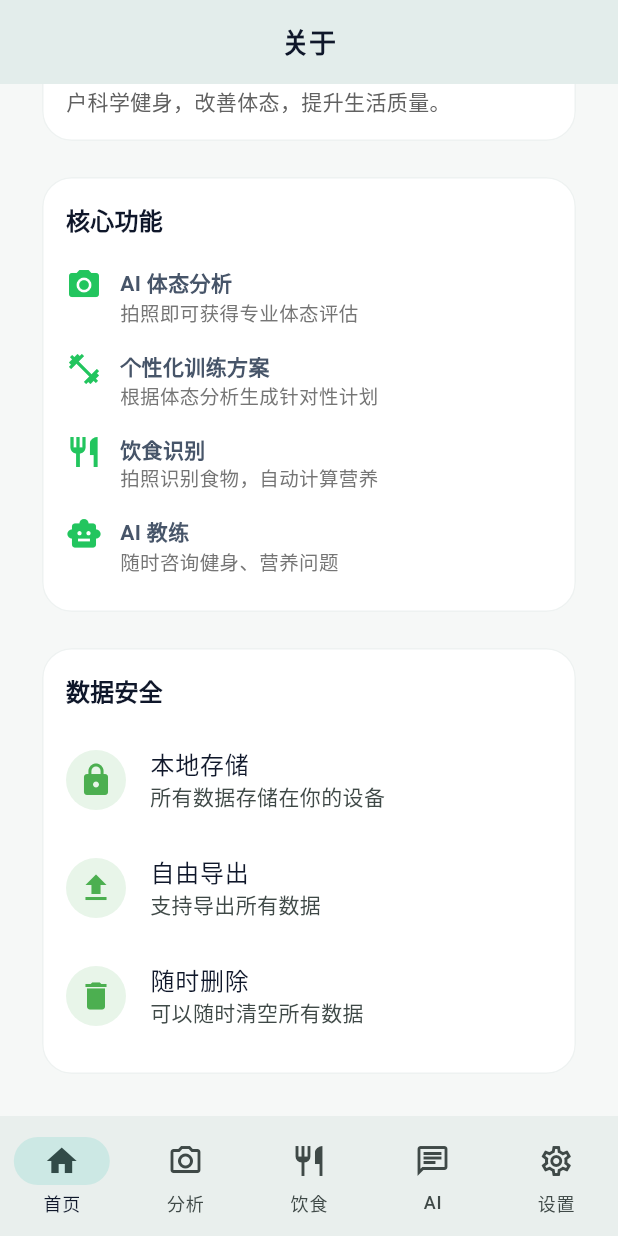
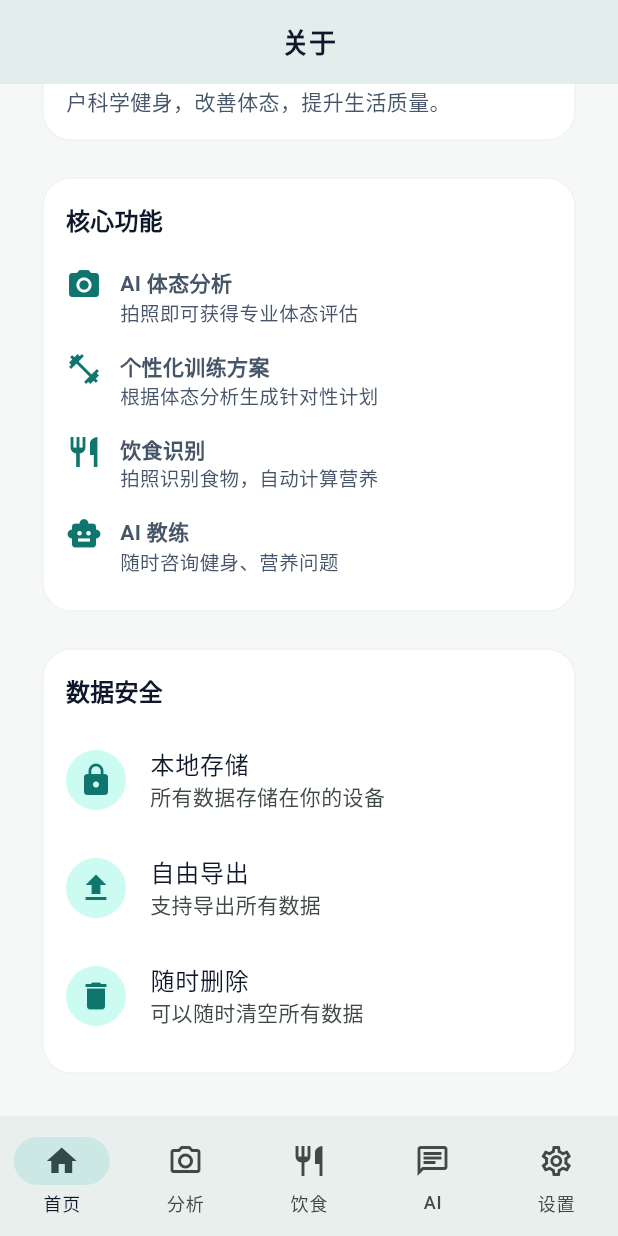
Before and after one commit to Miasakiii/KBjiaolian, a Flutter app: the AboutScreen screen opened by its route, scrolled down 434 dp, on a phone screen of 412 x 824 dp. Run offline on Flutter 3.47's test engine with Material 3 defaults, Android fonts, the phone set to English and light mode, and no system bars; our stand-ins replace go_router, image_picker, share_plus, shared_preferences; accounts and stored records are empty.

Commit message:
feat(flutter): history/goal/about screen token 化

```diff
--- a/mobile/lib/screens/about_screen.dart
+++ b/mobile/lib/screens/about_screen.dart
@@ -1,4 +1,5 @@
 import 'package:flutter/material.dart';
+import '../theme/kb_colors.dart';
 
 class AboutScreen extends StatelessWidget {
   const AboutScreen({super.key});
@@ -18,13 +19,11 @@ class AboutScreen extends StatelessWidget {
               width: 100,
               height: 100,
               decoration: BoxDecoration(
-                gradient: const LinearGradient(
-                  colors: [Color(0xFF16a34a), Color(0xFF15803d)],
-                ),
+                color: KbColors.brand,
                 borderRadius: BorderRadius.circular(24),
                 boxShadow: [
                   BoxShadow(
-                    color: const Color(0xFF16a34a).withValues(alpha: 0.3),
+                    color: KbColors.brand.withValues(alpha: 0.16),
                     blurRadius: 20,
                     offset: const Offset(0, 8),
                   ),
@@ -38,21 +37,21 @@ class AboutScreen extends StatelessWidget {
             Text(
               'KB教练',
               style: Theme.of(context).textTheme.headlineMedium?.copyWith(
-                fontWeight: FontWeight.bold,
-                color: const Color(0xFF166534),
+                fontWeight: FontWeight.w600,
+                color: KbColors.brand,
               ),
             ),
             const SizedBox(height: 8),
             Text(
               'AI 驱动的健身康复师',
               style: Theme.of(context).textTheme.titleMedium?.copyWith(
-                color: Colors.green.shade600,
+                color: KbColors.brand600,
               ),
             ),
             const SizedBox(height: 8),
-            Text(
+            const Text(
               '版本 1.0.0',
-              style: TextStyle(color: Colors.grey.shade500),
+              style: TextStyle(color: KbColors.text3),
             ),
             const SizedBox(height: 32),
 
@@ -66,22 +65,22 @@ class AboutScreen extends StatelessWidget {
                     Text(
                       '产品介绍',
                       style: Theme.of(context).textTheme.titleMedium?.copyWith(
-                        fontWeight: FontWeight.bold,
+                        fontWeight: FontWeight.w600,
                       ),
                     ),
                     const SizedBox(height: 12),
-                    Text(
+                    const Text(
                       'KB教练是一款 AI 驱动的健身康复应用，专为久坐白领、健身新手和体态问题人群设计。',
                       style: TextStyle(
-                        color: Colors.grey.shade700,
+                        color: KbColors.text2,
                         height: 1.6,
                       ),
                     ),
                     const SizedBox(height: 8),
-                    Text(
+                    const Text(
                       '通过先进的 AI 技术，我们提供专业的体态分析、个性化训练方案、饮食指导和智能问答服务，帮助用户科学健身，改善体态，提升生活质量。',
                       style: TextStyle(
-                        color: Colors.grey.shade700,
+                        color: KbColors.text2,
                         height: 1.6,
                       ),
                     ),
@@ -101,7 +100,7 @@ class AboutScreen extends StatelessWidget {
                     Text(
                       '核心功能',
                       style: Theme.of(context).textTheme.titleMedium?.copyWith(
-                        fontWeight: FontWeight.bold,
+                        fontWeight: FontWeight.w600,
                       ),
                     ),
                     const SizedBox(height: 12),
@@ -141,7 +140,7 @@ class AboutScreen extends StatelessWidget {
                     Text(
                       '数据安全',
                       style: Theme.of(context).textTheme.titleMedium?.copyWith(
-                        fontWeight: FontWeight.bold,
+                        fontWeight: FontWeight.w600,
                       ),
                     ),
                     const SizedBox(height: 12),
@@ -189,7 +188,7 @@ class _FeatureItem extends StatelessWidget {
       child: Row(
         crossAxisAlignment: CrossAxisAlignment.start,
         children: [
-          Icon(icon, size: 24, color: const Color(0xFF22c55e)),
+          Icon(icon, size: 24, color: KbColors.brand),
           const SizedBox(width: 12),
           Expanded(
             child: Column(
@@ -201,8 +200,8 @@ class _FeatureItem extends StatelessWidget {
                 ),
                 Text(
                   description,
-                  style: TextStyle(
-                    color: Colors.grey.shade600,
+                  style: const TextStyle(
+                    color: KbColors.text2,
                     fontSize: 13,
                   ),
                 ),
@@ -230,8 +229,8 @@ class _SecurityItem extends StatelessWidget {
   Widget build(BuildContext context) {
     return ListTile(
       leading: CircleAvatar(
-        backgroundColor: Colors.green.shade50,
-        child: Icon(icon, color: Colors.green),
+        backgroundColor: KbColors.brandSoft,
+        child: Icon(icon, color: KbColors.brand),
       ),
       title: Text(title),
       subtitle: Text(subtitle),
```
Also changed, not shown: mobile/lib/screens/goal_screen.dart (+7 -6 lines), mobile/lib/screens/history_screen.dart (+17 -16 lines).
